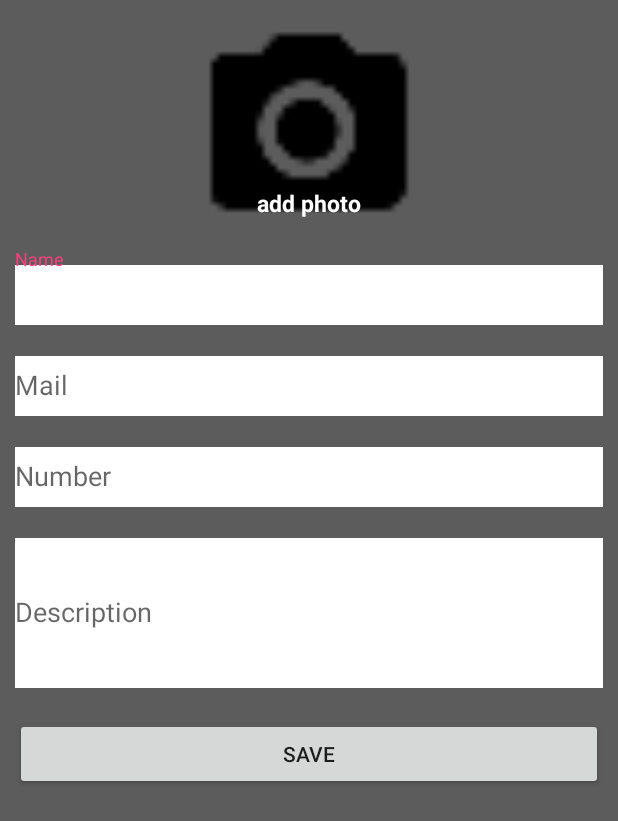
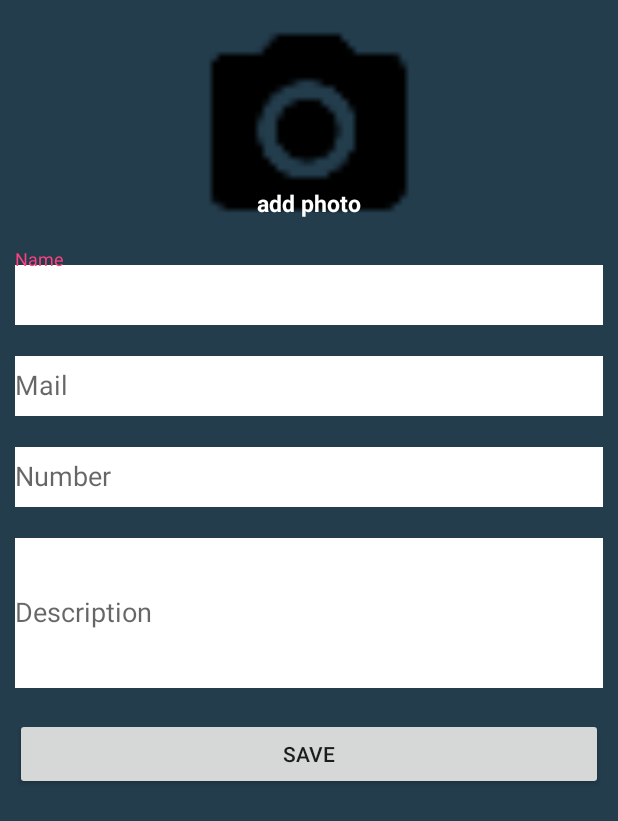
Before and after one commit to AntipovAleksandr/NoteME-, an Android app: the screen it shows after launch (AddContactActivity), after a tap on an icon or button, on a phone screen of 412 x 824 dp. Shown: the top 821 px of the screen. Run offline under Robolectric (Android 15) with nearby library versions, the phone set to English and light mode, and no system bars.

Commit message:
icons, background, styles

```diff
--- a/app/src/main/java/com/example/noteme/project/activity/ContactListActivity.java
+++ b/app/src/main/java/com/example/noteme/project/activity/ContactListActivity.java
@@ -83,12 +83,13 @@ public class ContactListActivity extends Activity implements AdapterView.OnItemC
 
     @Override
     public void onClick(View v) {
-        Intent intent = new Intent(ContactListActivity.this, AddContactActivity.class);
+        Intent intent = new Intent(this, AddContactActivity.class);
         startActivity(intent);
     }
 
     @Override
     public void onItemClick(AdapterView<?> parent, View view, int position, long id) {
-
+        Intent intent = new Intent(this, ContactInfoActivity.class);
+        startActivity(intent);
     }
 }
--- a/app/src/main/res/layout/activity_add_contact.xml
+++ b/app/src/main/res/layout/activity_add_contact.xml
@@ -6,7 +6,7 @@
 
     <LinearLayout
         android:layout_width="match_parent"
-        android:layout_height="match_parent"
+        android:layout_height="wrap_content"
         android:orientation="vertical"
         tools:context=".project.activity.AddContactActivity">
 
--- a/app/src/main/res/layout/item_contact_list.xml
+++ b/app/src/main/res/layout/item_contact_list.xml
@@ -4,12 +4,13 @@
     android:layout_height="wrap_content"
     android:gravity="center_vertical"
     android:orientation="horizontal"
-    android:padding="16dp">
+    android:padding="8dp">
 
     <ImageView
         android:id="@+id/iv_item_contact_avatar"
         android:layout_width="96dp"
         android:layout_height="96dp"
+        android:background="@color/transparent_white"
         android:src="@mipmap/ic_launcher"/>
 
     <TextView
--- a/app/src/main/res/values/colors.xml
+++ b/app/src/main/res/values/colors.xml
@@ -3,5 +3,6 @@
     <color name="colorPrimary">#3F51B5</color>
     <color name="colorPrimaryDark">#303F9F</color>
     <color name="colorAccent">#FF4081</color>
-    <color name="mainAppBackground">#5c5c5c</color>
+    <color name="mainAppBackground">#233d4d</color>
+    <color name="transparent_white">#20ffffff</color>
 </resources>
```
Also changed, not shown: app/src/main/AndroidManifest.xml (+6 -1 lines), app/src/main/java/com/example/noteme/project/activity/ContactInfoActivity.java (added, +21 -0 lines), app/src/main/res/layout/activity_contact_info.xml (added, +8 -0 lines), app/src/main/res/layout/activity_contact_list.xml (+4 -5 lines), app/src/main/res/layout/activity_splash.xml (+5 -5 lines), app/src/main/res/drawable-xxhdpi/noteme_logo.png (added), app/src/main/res/mipmap-xxxhdpi/ic_noteme.png (added).
